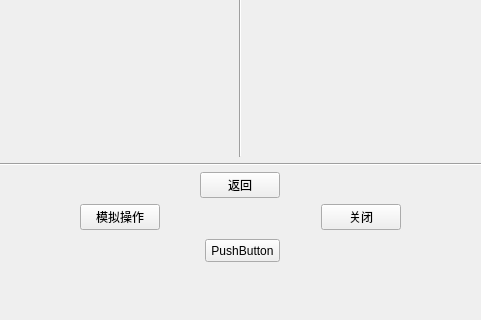
This is all_ui/divide.ui in Four-Cobbler/TeamDeathmatch as Qt 5 draws it before an edit; both pictures show x 115 to 596 and y 280 to 600 of the 800 by 600 pixel window. The edited form follows.
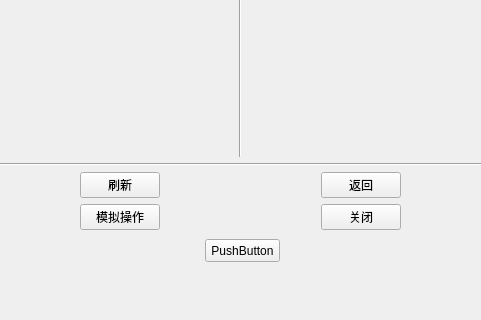
This is the edited form.

```diff
--- a/all_ui/divide.ui
+++ b/all_ui/divide.ui
@@ -92,6 +92,19 @@
      </item>
      <item>
       <layout class="QHBoxLayout" name="horizontalLayout_2">
+       <item>
+        <widget class="QPushButton" name="pushButton_5">
+         <property name="sizePolicy">
+          <sizepolicy hsizetype="Fixed" vsizetype="Fixed">
+           <horstretch>0</horstretch>
+           <verstretch>0</verstretch>
+          </sizepolicy>
+         </property>
+         <property name="text">
+          <string>刷新</string>
+         </property>
+        </widget>
+       </item>
        <item>
         <widget class="QPushButton" name="pushButton">
          <property name="sizePolicy">
```
Left out of the diff: 6 changed lines with no effect on the pictures.
